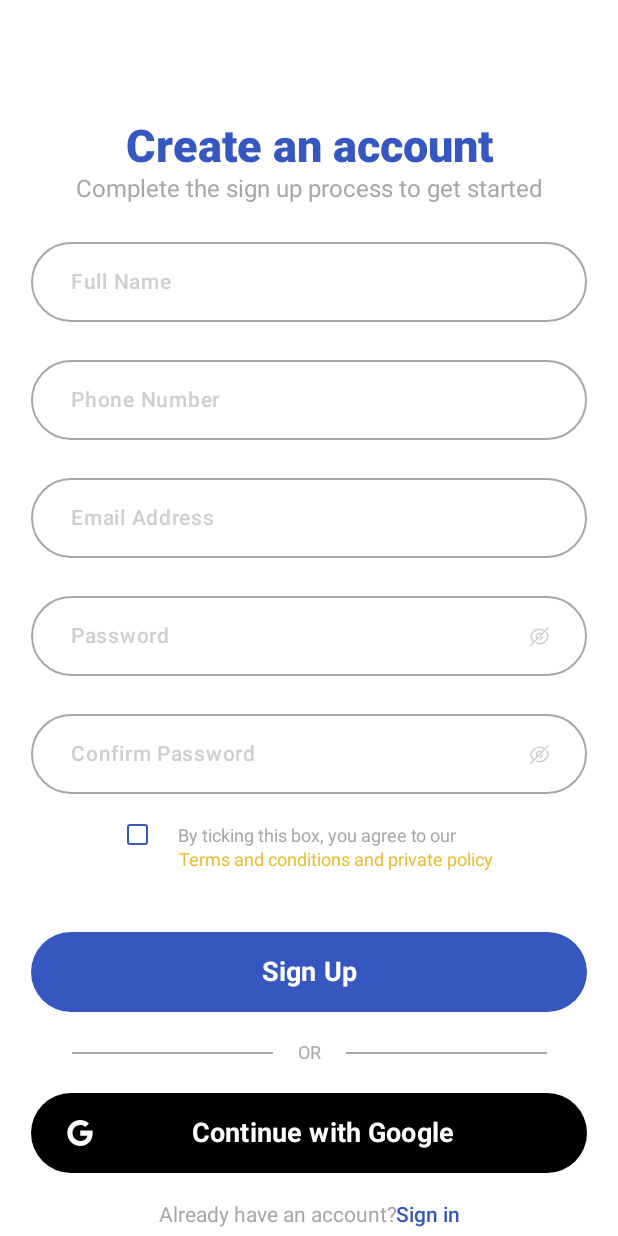
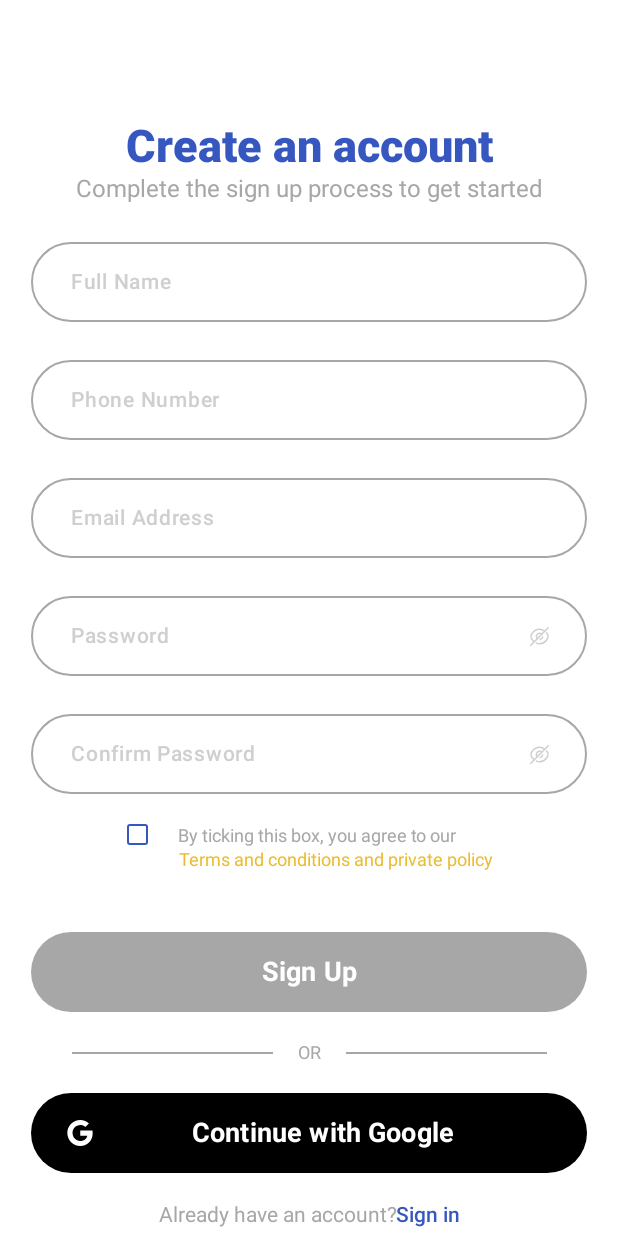
Before and after one commit to MrW0Wa/CurierApp, an Android app built with Jetpack Compose: the @Preview function SignUp, on a phone screen of 412 x 824 dp. Run offline under Robolectric (Android 15) with nearby library versions, the phone set to English and light mode, and no system bars.

Commit message:
sign up button flag

```diff
--- a/app/src/main/java/com/example/courierapp/MainActivity.kt
+++ b/app/src/main/java/com/example/courierapp/MainActivity.kt
@@ -16,6 +16,7 @@ import androidx.navigation.compose.composable
 import androidx.navigation.compose.rememberNavController
 import com.example.courierapp.ui.screens.Home
 import com.example.courierapp.ui.screens.MySplashScreen
+import com.example.courierapp.ui.screens.SignUp
 import com.example.courierapp.ui.theme.CourierAppTheme
 import xml.Onboarding
 
@@ -44,6 +45,9 @@ fun Prev() {
         composable("home"){
             Home()
         }
+        composable("signup"){
+            SignUp()
+        }
 
     }
 }
--- a/app/src/main/java/com/example/courierapp/ui/elements/MyButtons.kt
+++ b/app/src/main/java/com/example/courierapp/ui/elements/MyButtons.kt
@@ -23,20 +23,21 @@ import androidx.compose.ui.unit.dp
 import androidx.compose.ui.unit.sp
 import com.example.courierapp.R
 import com.example.courierapp.ui.theme.BlueMain
+import com.example.courierapp.ui.theme.GrayMain
 
-@Preview
+
 @Composable
-fun MyButton() {
+fun MyButton(text : String, flag : Boolean) {
     Button(onClick = { /*TODO*/ },
         modifier = Modifier
             .fillMaxWidth()
             .height(53.dp),
         colors = ButtonDefaults.buttonColors(
-            containerColor = BlueMain
+            containerColor = if (flag) BlueMain else GrayMain
         ),
         shape = RoundedCornerShape(33.dp)) {
         Text(
-            text = "Sign Up",
+            text = text,
             color = Color.White,
             fontWeight = FontWeight.Bold,
             fontSize = 18.sp,
--- a/app/src/main/java/com/example/courierapp/ui/screens/SignUp.kt
+++ b/app/src/main/java/com/example/courierapp/ui/screens/SignUp.kt
@@ -15,6 +15,10 @@ import androidx.compose.foundation.rememberScrollState
 import androidx.compose.foundation.verticalScroll
 import androidx.compose.material3.Text
 import androidx.compose.runtime.Composable
+import androidx.compose.runtime.getValue
+import androidx.compose.runtime.mutableStateOf
+import androidx.compose.runtime.remember
+import androidx.compose.runtime.setValue
 import androidx.compose.ui.Alignment
 import androidx.compose.ui.Modifier
 import androidx.compose.ui.graphics.Color
@@ -37,6 +41,9 @@ import com.example.courierapp.ui.theme.Yellow
 @Composable
 fun SignUp() {
     var values = ArrayList<String>()
+    var flag by remember{
+        mutableStateOf(false)
+    }
     Box(modifier = Modifier
         .fillMaxSize()
         .background(Color.White),
@@ -77,8 +84,17 @@ fun SignUp() {
             Spacer(modifier = Modifier.height(25.dp))
             values.add(MyPassTextField("Confirm Password"))
             Spacer(modifier = Modifier.height(20.dp))
+
+            for (i in values){
+                if (i.equals("")){
+                    flag = false
+                    break
+                }
+                else flag = true
+            }
+
             Row {
-                MyCheckbox()
+                flag = MyCheckbox() && flag
                 Spacer(modifier = Modifier.width(20.dp))
                 Column {
                     Text(
@@ -102,7 +118,7 @@ fun SignUp() {
                 }
             }
             Spacer(modifier = Modifier.height(40.dp))
-            MyButton()
+            MyButton("Sign Up", flag)
             Spacer(modifier = Modifier.height(20.dp))
             OR()
             Spacer(modifier = Modifier.height(20.dp))
```
